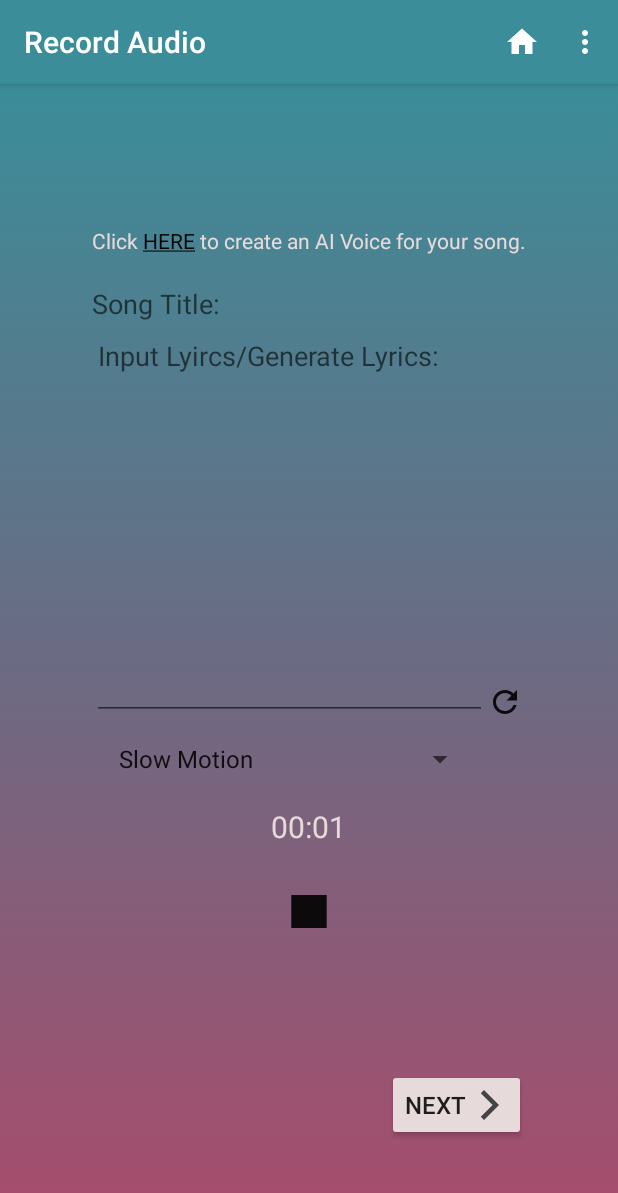
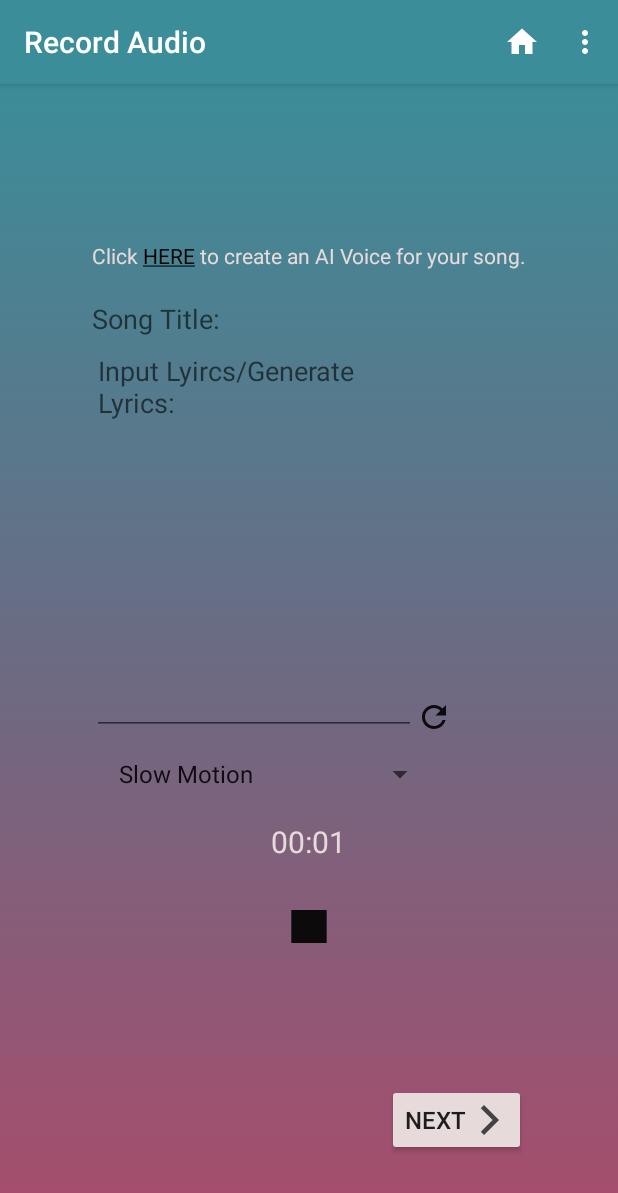
Before and after one commit to jtclapp/MApp, an Android app: the MainActivity5 screen opened directly, with no data from a screen before it, after a tap on an icon or button, on a phone screen of 412 x 824 dp. Shown: the top 1193 px of the screen. Run offline under Robolectric (Android 15) with nearby library versions, the phone set to English and light mode, and no system bars.

Commit message:
Close to done

```diff
--- a/app/src/main/java/com/example/musicapp/BeatPage2.java
+++ b/app/src/main/java/com/example/musicapp/BeatPage2.java
@@ -60,6 +60,8 @@ public class BeatPage2 extends AppCompatActivity {
             public void onClick(View v) {
                 if (R2.isChecked()) {
                     check = 5;
+                    path = new File(getExternalFilesDir(Environment.DIRECTORY_MUSIC) + File.separator + "Rock_Beat#2.mp3");
+                    DownloadDialog();
                 }
             }
         });
@@ -69,6 +71,8 @@ public class BeatPage2 extends AppCompatActivity {
             public void onClick(View v) {
                 if (R3.isChecked()) {
                     check = 6;
+                    path = new File(getExternalFilesDir(Environment.DIRECTORY_MUSIC) + File.separator + "Rock_Beat#3.mp3");
+                    DownloadDialog();
                 }
             }
         });
--- a/app/src/main/java/com/example/musicapp/MainActivity4.java
+++ b/app/src/main/java/com/example/musicapp/MainActivity4.java
@@ -249,7 +249,6 @@ public class MainActivity4 extends AppCompatActivity {
             String display4 = songBuilder.ReturningCountryDisplay();
             editText.setText(display4);
         }
-        editText.setMovementMethod(new ScrollingMovementMethod());
         sendbutton.setActivated(true);
     }
     @Override
--- a/app/src/main/java/com/example/musicapp/MainActivity5.java
+++ b/app/src/main/java/com/example/musicapp/MainActivity5.java
@@ -223,9 +223,12 @@ public class MainActivity5 extends AppCompatActivity {
 
             short[] audioData = new short[minBufferSize];
 
-        AudioRecord audioRecord = new AudioRecord(1, 11025, 2, 2, minBufferSize);
-
+            AudioRecord audioRecord = new AudioRecord(0, 11025, 2, 2, minBufferSize);
+            try {
                 audioRecord.startRecording();
+            } catch (Exception e) {
+                return;
+            }
 
             while (recording) {
                 int numberOfShort = audioRecord.read(audioData, 0, minBufferSize);
@@ -271,7 +274,13 @@ public class MainActivity5 extends AppCompatActivity {
             });
             audioTrack.write(audioData, 0, buffersizeinbytes);
         }
+        runOnUiThread(new Runnable() {
+            @Override
+            public void run() {
+                play.setChecked(false);
                 play.setActivated(false);
+            }
+        });
     }
     public void pauseRecord() {
         if (audioTrack != null) {
@@ -347,7 +356,6 @@ public class MainActivity5 extends AppCompatActivity {
             String display4 = songBuilder.ReturningCountryDisplay();
             editText.setText(display4);
         }
-        editText.setMovementMethod(new ScrollingMovementMethod());
     }
     public void startSelectAct() {
         Intent i = new Intent(this, Selector.class);
--- a/app/src/main/res/drawable-v24/gradient_background3.xml
+++ b/app/src/main/res/drawable/gradient_background3.xml
@@ -3,7 +3,7 @@
 
     <item>
         <shape>
-            <gradient android:angle="180" android:startColor="#8A2387" android:centerColor="#E94057" android:endColor="#FF0080" android:type="linear" />
+            <gradient android:angle="90" android:startColor="#8A2387" android:centerColor="#E94057" android:endColor="#FF0080" android:type="linear" />
         </shape>
     </item>
 </selector>
--- a/app/src/main/res/layout/activity_main5.xml
+++ b/app/src/main/res/layout/activity_main5.xml
@@ -4,6 +4,7 @@
     xmlns:tools="http://schemas.android.com/tools"
     android:layout_width="match_parent"
     android:layout_height="match_parent"
+
     android:background="@drawable/gradient_background"
     android:keepScreenOn="true"
     tools:context=".MainActivity5">
@@ -16,7 +17,7 @@
     <TextView
         android:id="@+id/textView_space"
         android:layout_width="106dp"
-        android:layout_height="32dp"
+        android:layout_height="52dp"
         android:layout_gravity="center" />
 
     <TextView
@@ -40,15 +41,19 @@
         android:layout_width="wrap_content"
         android:layout_height="wrap_content"
         android:orientation="horizontal">
+
         <EditText
             android:id="@+id/editTextTextMultiLine"
-        android:layout_width="263dp"
+            android:layout_width="216dp"
             android:layout_height="265dp"
+            android:overScrollMode="always"
+            android:scrollbarStyle="insideInset"
+            android:scrollbars="vertical"
             android:gravity="top"
             android:hint="Input Lyircs/Generate Lyrics:"
+            android:inputType="textMultiLine"
             android:textColor="#E6DADA"
-        android:textSize="18sp"
-        android:inputType="textMultiLine" />
+            android:textSize="18sp" />
 
     <ImageButton
         android:id="@+id/generatelyrics1"
@@ -61,11 +66,12 @@
         android:tint="#000000"
         tools:ignore="VectorDrawableCompat" />
     </LinearLayout>
+
     <Spinner
         android:id="@+id/Voice_spinner"
-        android:layout_width="254dp"
-        android:layout_margin="2dp"
-        android:layout_height="wrap_content"/>
+        android:layout_width="227dp"
+        android:layout_height="wrap_content"
+        android:layout_margin="2dp" />
 
     <Chronometer
         android:id="@+id/chronometer"
--- a/app/src/main/res/layout/beat2_activity.xml
+++ b/app/src/main/res/layout/beat2_activity.xml
@@ -37,7 +37,7 @@
             android:id="@+id/checkBox5"
             android:layout_width="wrap_content"
             android:layout_height="wrap_content"
-            android:text=" Rock Beat #2"
+            android:text=" Rock Beat #2  (3:44)"
             android:layout_margin="5dp"
             android:textColor="#E6DADA" />
 
@@ -45,7 +45,7 @@
             android:id="@+id/checkBox6"
             android:layout_width="wrap_content"
             android:layout_height="wrap_content"
-            android:text=" Rock Beat #3"
+            android:text=" Rock Beat #3  (3:54)"
             android:layout_margin="5dp"
             android:textColor="#E6DADA" />
 
```
Also changed, not shown: app/src/main/java/com/example/musicapp/Beatpage4.java (+51 -0 lines), app/src/main/java/com/example/musicapp/DownloadedBeats.java (+48 -0 lines), app/src/main/java/com/example/musicapp/FinalActivity.java (+33 -9 lines), app/src/main/java/com/example/musicapp/SplashScreenActivity.java (+1 -8 lines), app/src/main/res/layout/activity_beatpage4.xml (+4 -4 lines), app/src/main/res/layout/activity_main4.xml (+8 -9 lines), app/src/main/res/drawable/gradient_background2.xml (renamed from app/src/main/res/drawable-v24/gradient_background2.xml), app/src/main/res/drawable/gradient_background4.xml (renamed from app/src/main/res/drawable-v24/gradient_background4.xml), app/src/main/res/mipmap-xxhdpi/universal_logo2.jpg (renamed from app/src/main/res/drawable/universal_logo2.jpg), 1 other file. Lines whose indentation alone changed are shown as unchanged.
